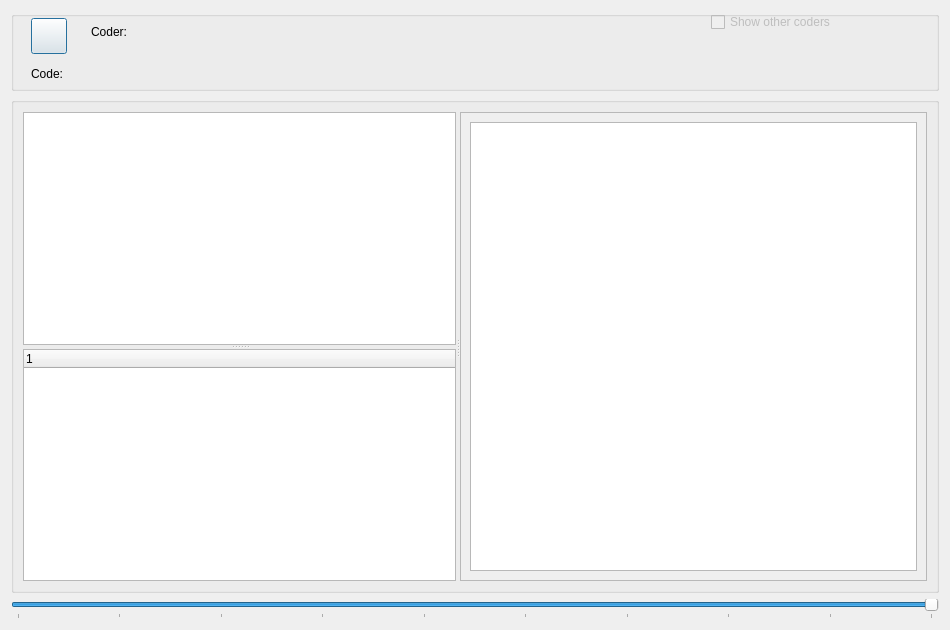
The window that GUI_UIs/ui_dialog_code_image.ui (ccbogel/QualCoder) describes before a commit, drawn with Qt 5.
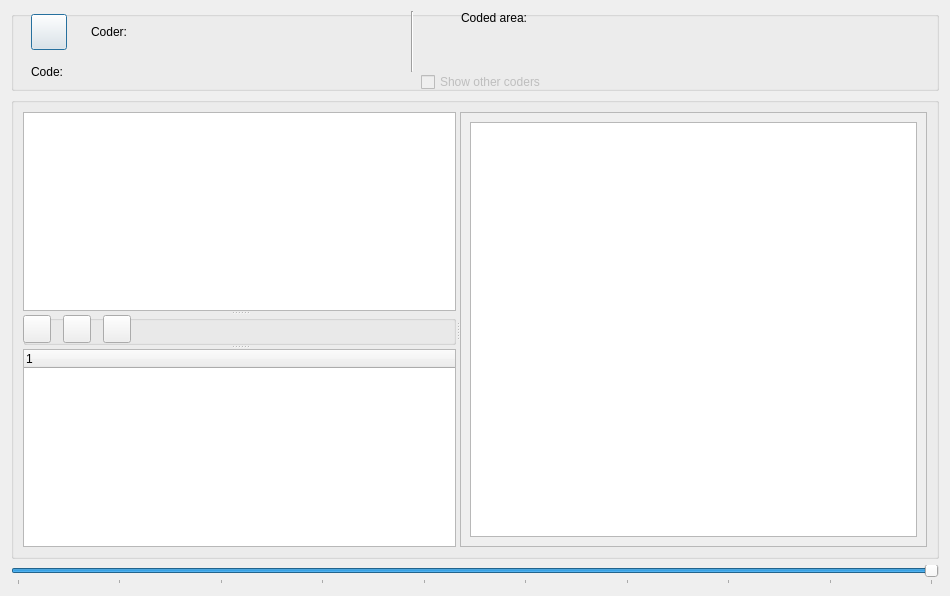
The same window after the commit.

What changed in the file:
```diff
--- a/GUI_UIs/ui_dialog_code_image.ui
+++ b/GUI_UIs/ui_dialog_code_image.ui
@@ -7,7 +7,7 @@
     <x>0</x>
     <y>0</y>
     <width>950</width>
-    <height>630</height>
+    <height>596</height>
    </rect>
   </property>
   <property name="windowTitle">
@@ -35,7 +35,7 @@
       <property name="geometry">
        <rect>
         <x>20</x>
-        <y>7</y>
+        <y>3</y>
         <width>36</width>
         <height>36</height>
        </rect>
@@ -66,8 +66,8 @@
       </property>
       <property name="geometry">
        <rect>
-        <x>700</x>
-        <y>0</y>
+        <x>410</x>
+        <y>60</y>
         <width>221</width>
         <height>22</height>
        </rect>
@@ -83,14 +83,68 @@
       <property name="geometry">
        <rect>
         <x>20</x>
-        <y>50</y>
-        <width>441</width>
-        <height>26</height>
+        <y>45</y>
+        <width>381</width>
+        <height>31</height>
        </rect>
       </property>
       <property name="text">
        <string>Code:</string>
       </property>
+      <property name="wordWrap">
+       <bool>true</bool>
+      </property>
+     </widget>
+     <widget class="QLabel" name="label_coded_area">
+      <property name="geometry">
+       <rect>
+        <x>450</x>
+        <y>0</y>
+        <width>451</width>
+        <height>71</height>
+       </rect>
+      </property>
+      <property name="text">
+       <string>Coded area:</string>
+      </property>
+      <property name="alignment">
+       <set>Qt::AlignLeading|Qt::AlignLeft|Qt::AlignTop</set>
+      </property>
+      <property name="wordWrap">
+       <bool>true</bool>
+      </property>
+     </widget>
+     <widget class="Line" name="line">
+      <property name="geometry">
+       <rect>
+        <x>400</x>
+        <y>0</y>
+        <width>3</width>
+        <height>61</height>
+       </rect>
+      </property>
+      <property name="orientation">
+       <enum>Qt::Vertical</enum>
+      </property>
+     </widget>
+     <widget class="QLabel" name="label_coded_area_icon">
+      <property name="geometry">
+       <rect>
+        <x>410</x>
+        <y>4</y>
+        <width>24</width>
+        <height>24</height>
+       </rect>
+      </property>
+      <property name="toolTip">
+       <string>&lt;html&gt;&lt;head/&gt;&lt;body&gt;&lt;p&gt;This coded area&lt;/p&gt;&lt;/body&gt;&lt;/html&gt;</string>
+      </property>
+      <property name="text">
+       <string/>
+      </property>
+      <property name="alignment">
+       <set>Qt::AlignLeading|Qt::AlignLeft|Qt::AlignTop</set>
+      </property>
      </widget>
     </widget>
    </item>
@@ -132,6 +186,71 @@
           <enum>Qt::Vertical</enum>
          </property>
          <widget class="QListWidget" name="listWidget"/>
+         <widget class="QGroupBox" name="groupBox_file_buttons">
+          <property name="minimumSize">
+           <size>
+            <width>0</width>
+            <height>30</height>
+           </size>
+          </property>
+          <property name="maximumSize">
+           <size>
+            <width>16777215</width>
+            <height>30</height>
+           </size>
+          </property>
+          <property name="title">
+           <string/>
+          </property>
+          <widget class="QPushButton" name="pushButton_latest">
+           <property name="geometry">
+            <rect>
+             <x>40</x>
+             <y>0</y>
+             <width>28</width>
+             <height>28</height>
+            </rect>
+           </property>
+           <property name="toolTip">
+            <string>&lt;html&gt;&lt;head/&gt;&lt;body&gt;&lt;p&gt;File with latest coding&lt;/p&gt;&lt;/body&gt;&lt;/html&gt;</string>
+           </property>
+           <property name="text">
+            <string/>
+           </property>
+          </widget>
+          <widget class="QPushButton" name="pushButton_next_file">
+           <property name="geometry">
+            <rect>
+             <x>0</x>
+             <y>0</y>
+             <width>28</width>
+             <height>28</height>
+            </rect>
+           </property>
+           <property name="toolTip">
+            <string>&lt;html&gt;&lt;head/&gt;&lt;body&gt;&lt;p&gt;Next file&lt;/p&gt;&lt;/body&gt;&lt;/html&gt;</string>
+           </property>
+           <property name="text">
+            <string/>
+           </property>
+          </widget>
+          <widget class="QPushButton" name="pushButton_document_memo">
+           <property name="geometry">
+            <rect>
+             <x>80</x>
+             <y>0</y>
+             <width>28</width>
+             <height>28</height>
+            </rect>
+           </property>
+           <property name="toolTip">
+            <string>&lt;html&gt;&lt;head/&gt;&lt;body&gt;&lt;p&gt;File memo&lt;/p&gt;&lt;/body&gt;&lt;/html&gt;</string>
+           </property>
+           <property name="text">
+            <string/>
+           </property>
+          </widget>
+         </widget>
          <widget class="QTreeWidget" name="treeWidget">
           <column>
            <property name="text">
@@ -150,7 +269,7 @@
             <x>0</x>
             <y>0</y>
             <width>467</width>
-            <height>454</height>
+            <height>420</height>
            </rect>
           </property>
           <layout class="QGridLayout" name="gridLayout_3">
```
